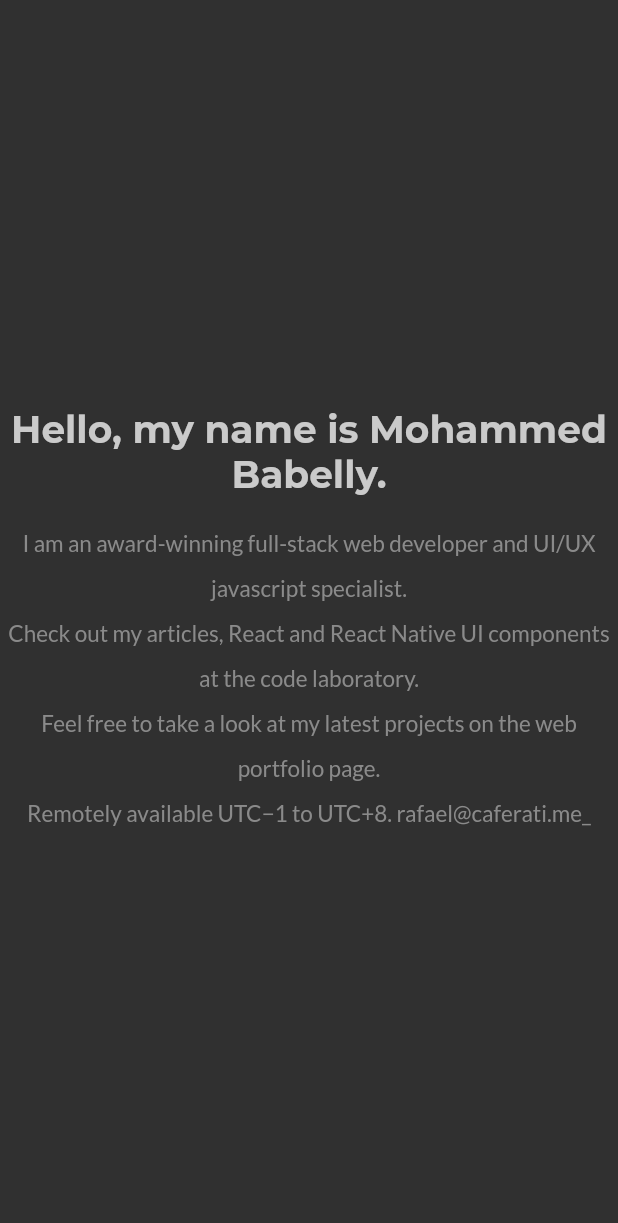
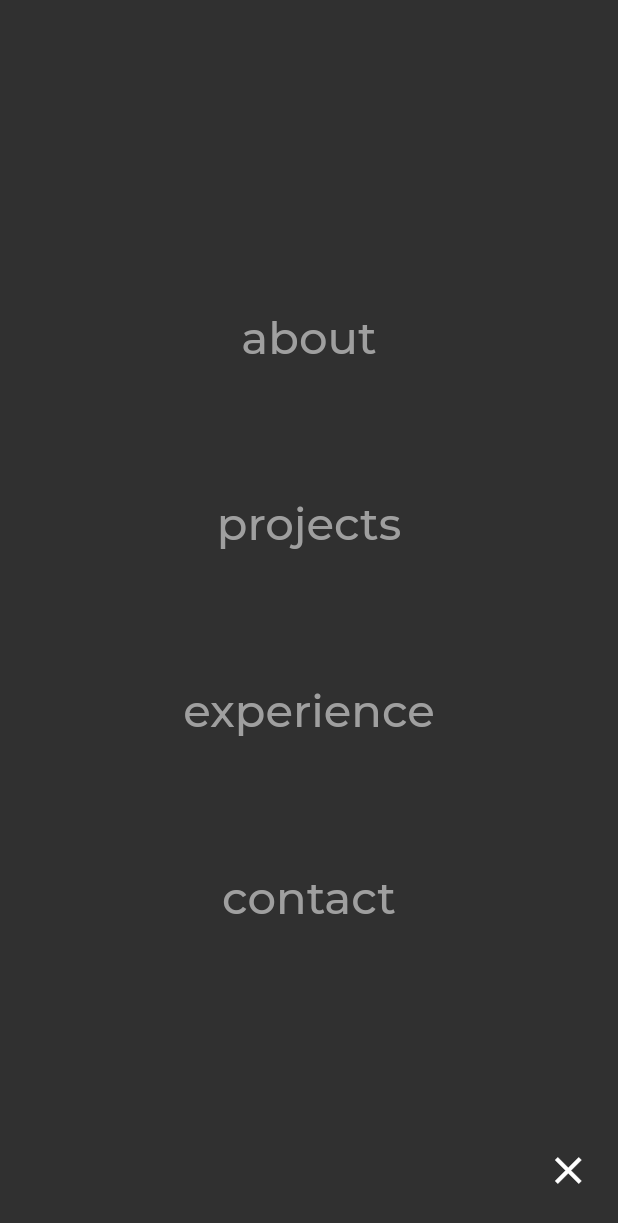
Before and after one commit to mohammedbabelly/mb_website, a Flutter app: the screen it shows after launch, with the side drawer open (before the commit the screen has no drawer), on a phone screen of 412 x 824 dp. Shown: the top 1223 px of the screen. Run offline on Flutter 3.47's test engine with Material 2 defaults, Android fonts, the light colour scheme and no system bars; our stand-ins replace animated_text_kit, get, google_fonts; missing offline and left inert: animate_icons.

Commit message:
added drawer desgin

```diff
--- a/lib/data/seeds/seeds.dart
+++ b/lib/data/seeds/seeds.dart
@@ -1,4 +1,4 @@
-import 'package:mb_website/pages/about/about_controller.dart';
+import 'package:mb_website/pages/about/controllers/about_controller.dart';
 
 class Seeds {
   static AboutModel about = AboutModel(
--- a/lib/main.dart
+++ b/lib/main.dart
@@ -17,10 +17,11 @@
         primarySwatch: Colors.grey,
         primaryColor: Colors.black,
         brightness: Brightness.dark,
-        backgroundColor: const Color(0xFF212121),
-        accentColor: Colors.white,
+        backgroundColor: const Color(0xFF2F2F2F),
+        accentColor: Color(0xff8a8a8a),
         accentIconTheme: IconThemeData(color: Colors.black),
         dividerColor: Color(0xff28963C),
+        scaffoldBackgroundColor: const Color(0xFF2F2F2F),
       ),
       themeMode: ThemeMode.dark,
       initialRoute: '/about',
--- a/lib/pages/about/bindings/about_bining.dart
+++ b/lib/pages/about/bindings/about_bining.dart
@@ -1,6 +1,6 @@
 import 'package:get/get.dart';
 import 'package:mb_website/data/seeds/seeds.dart';
-import 'package:mb_website/pages/about/about_controller.dart';
+import 'package:mb_website/pages/about/controllers/about_controller.dart';
 
 class AboutBinding extends Bindings {
   @override
--- a/lib/pages/about/about_controller.dart
+++ b/lib/pages/about/controllers/about_controller.dart
@@ -1,9 +1,11 @@
+import 'package:animate_icons/animate_icons.dart';
 import 'package:get/get.dart';
 
 class AboutController extends GetxController {
   final AboutModel seed;
   AboutController(this.seed);
   final about = AboutModel().obs;
+  final animateIconController = AnimateIconController().obs;
   @override
   void onInit() {
     about.value = this.seed;
--- a/lib/pages/about/views/about_view.dart
+++ b/lib/pages/about/views/about_view.dart
@@ -1,13 +1,16 @@
+import 'package:animate_icons/animate_icons.dart';
 import 'package:animated_text_kit/animated_text_kit.dart';
 import 'package:flutter/material.dart';
 import 'package:get/get.dart';
 import 'package:google_fonts/google_fonts.dart';
+import 'package:mb_website/widgets/drawer.dart';
 
-import '../about_controller.dart';
+import '../controllers/about_controller.dart';
 
 class AboutView extends GetResponsiveView<AboutController> {
+  var inContext;
   @override
-  Widget build(BuildContext context) {
+  Widget build(BuildContext c) {
     return Scaffold(
       body: Center(
           child: Column(
@@ -36,6 +39,18 @@
           ),
         ],
       )),
+      floatingActionButton: Builder(
+        builder: (context) {
+          inContext = context;
+          return IconButton(
+            icon: Icon(Icons.menu),
+            onPressed: () => Scaffold.of(inContext).openDrawer(),
+            iconSize: 30.0,
+          );
+        },
+      ),
+      drawer: AppDrawer(
+          context: c, controller: controller.animateIconController.value),
     );
   }
 }
--- /dev/null
+++ b/lib/widgets/drawer.dart
@@ -0,0 +1,80 @@
+import 'package:animate_icons/animate_icons.dart';
+import 'package:flutter/material.dart';
+import 'package:google_fonts/google_fonts.dart';
+
+class AppDrawer extends StatelessWidget {
+  final context;
+  final controller;
+  AppDrawer({this.context, this.controller});
+  @override
+  Widget build(_) {
+    return Container(
+      width: MediaQuery.of(context).size.width,
+      child: Drawer(
+        child: Stack(
+          alignment: Alignment.center,
+          children: [
+            Column(
+              mainAxisAlignment: MainAxisAlignment.spaceBetween,
+              crossAxisAlignment: CrossAxisAlignment.center,
+              children: [
+                Text(''),
+                Text(''),
+                Text(
+                  'about',
+                  style: drawerItemStyle,
+                ),
+                Text(
+                  'projects',
+                  style: drawerItemStyle,
+                ),
+                Text(
+                  'experience',
+                  style: drawerItemStyle,
+                ),
+                Text(
+                  'contact',
+                  style: drawerItemStyle,
+                ),
+                Text(''),
+                Text(''),
+              ],
+            ),
+            Align(
+                alignment: Alignment(0.95, 0.95),
+                child: IconButton(
+                  icon: Icon(Icons.close),
+                  onPressed: () => Navigator.of(context).pop(),
+                  iconSize: 30.0,
+                )
+                // AnimateIcons(
+                //   startIcon: Icons.menu,
+                //   endIcon: Icons.close,
+                //   size: 30.0,
+                //   controller: controller,
+                //   startTooltip: 'Icons.add_circle',
+                //   endTooltip: 'Icons.add_circle_outline',
+                //   onStartIconPress: () {
+                //     // Scaffold.of(context).openDrawer();
+                //     Navigator.of(context).pop();
+                //     return true;
+                //   },
+                //   onEndIconPress: () {
+                //     // Scaffold.of(context).openDrawer();
+                //     Navigator.of(context).pop();
+                //     return true;
+                //   },
+                //   duration: Duration(milliseconds: 200),
+                //   color: Theme.of(context).accentColor,
+                //   clockwise: false,
+                // ),
+                )
+          ],
+        ),
+      ),
+    );
+  }
+}
+
+TextStyle drawerItemStyle = GoogleFonts.montserrat(
+    fontSize: 30, fontWeight: FontWeight.w500, color: Color(0xff9f9f9f));
--- a/pubspec.yaml
+++ b/pubspec.yaml
@@ -45,6 +45,8 @@
 
   get: ^3.24.0
 
+  animate_icons: ^1.0.0
+
 dev_dependencies:
   flutter_test:
     sdk: flutter
```
Also changed, not shown: pubspec.lock.
